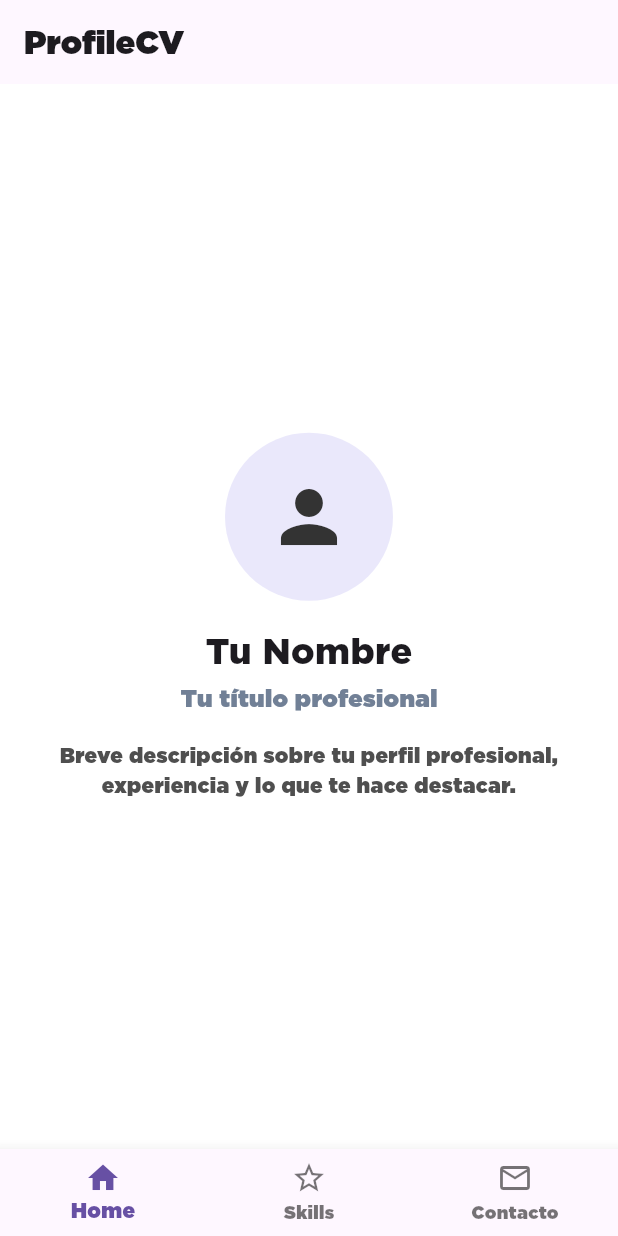
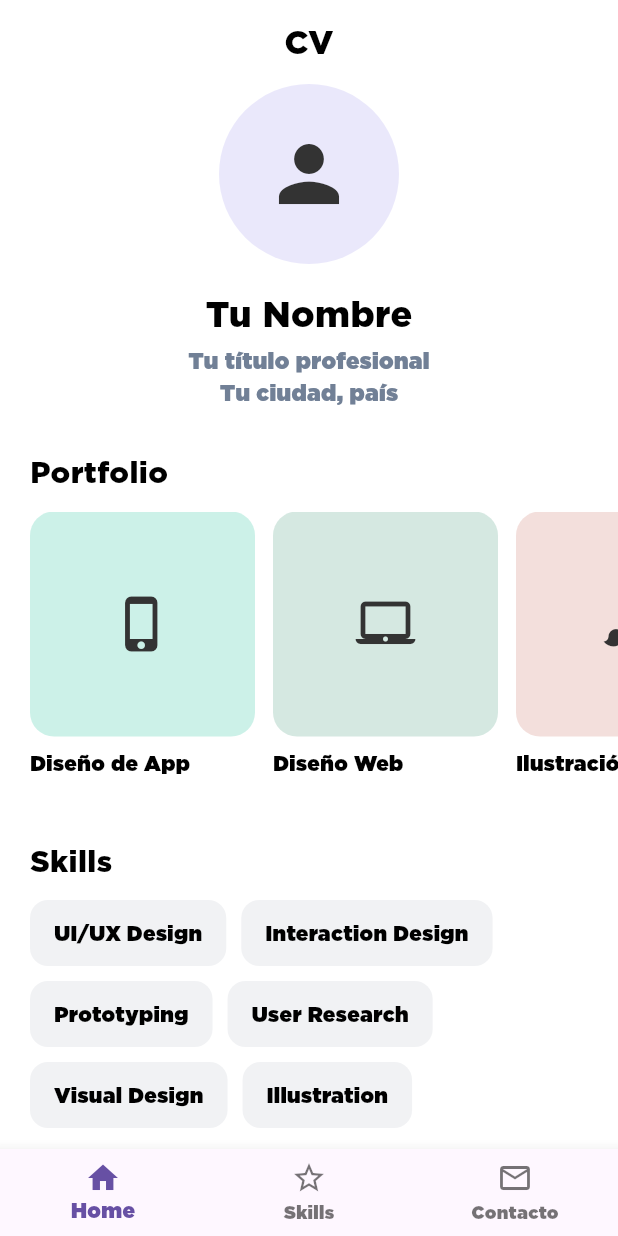
Before and after one commit to josaeljjh/ProfileCV, a Flutter app: the screen it shows after launch, on a phone screen of 412 x 824 dp. Run offline on Flutter 3.47's test engine with Material 3 defaults, Android fonts, the phone set to English and light mode, and no system bars; our stand-ins replace cached_network_image, dio, equatable, flutter_svg, get_it, internet_connection_checker and 2 more; missing offline and left inert: flutter_displaymode.

Commit message:
Redesign Home tab to match the Figma CV mobile design
Rebuilds the Home tab content to follow the shared "CV design for
mobile" layout: centered profile header (avatar, name, title,
location), a horizontal Portfolio carousel, Skills chips, and an
Experience list with company/role on the left and date range on the
right. Uses existing color tokens from colors.dart for a consistent
palette. Placeholder content throughout, ready to be wired to real
data.

Co-Authored-By: Claude Sonnet 5 <noreply@anthropic.com>
Claude-Session: https://claude.ai/code/session_01LfEYkEduBRuQwtFwoZxnSY

```diff
--- a/lib/src/ui/features/pages/home/home_page.dart
+++ b/lib/src/ui/features/pages/home/home_page.dart
@@ -2,46 +2,216 @@ import 'package:flutter/material.dart';
 
 import '../../../../config/resources/colors.dart';
 
-/// "Home" tab: profile summary (name, title, short bio).
+class _PortfolioItem {
+  const _PortfolioItem(this.title, this.icon, this.background);
+
+  final String title;
+  final IconData icon;
+  final Color background;
+}
+
+class _ExperienceItem {
+  const _ExperienceItem(this.company, this.role, this.period);
+
+  final String company;
+  final String role;
+  final String period;
+}
+
+/// "Home" tab: CV summary inspired by the Figma "CV design for mobile" layout -
+/// profile header, portfolio carousel, skills chips and experience list.
 class HomePage extends StatelessWidget {
   const HomePage({Key? key}) : super(key: key);
+
+  static const List<_PortfolioItem> _portfolio = [
+    _PortfolioItem('Diseño de App', Icons.phone_iphone, iceberg),
+    _PortfolioItem('Diseño Web', Icons.laptop_mac, edgeWater),
+    _PortfolioItem('Ilustración', Icons.brush, dirtyPink300),
+  ];
+
+  static const List<String> _skills = [
+    'UI/UX Design',
+    'Interaction Design',
+    'Prototyping',
+    'User Research',
+    'Visual Design',
+    'Illustration',
+  ];
+
+  static const List<_ExperienceItem> _experience = [
+    _ExperienceItem('Tech Innovators Inc.', 'Product Designer', '2021 - Presente'),
+    _ExperienceItem('Creative Solutions Co.', 'UI/UX Designer', '2019 - 2021'),
+  ];
 
   @override
   Widget build(BuildContext context) {
     return Scaffold(
-      appBar: AppBar(title: const Text('ProfileCV')),
-      body: const Center(
-        child: Padding(
-          padding: EdgeInsets.all(24.0),
+      backgroundColor: white,
+      appBar: AppBar(
+        backgroundColor: white,
+        elevation: 0,
+        centerTitle: true,
+        title: const Text(
+          'CV',
+          style: TextStyle(color: black, fontWeight: FontWeight.bold),
+        ),
+      ),
+      body: SingleChildScrollView(
+        padding: const EdgeInsets.only(bottom: 24),
         child: Column(
-            mainAxisAlignment: MainAxisAlignment.center,
+          crossAxisAlignment: CrossAxisAlignment.start,
           children: [
-              CircleAvatar(
-                radius: 56,
+            _buildProfileHeader(),
+            const SizedBox(height: 28),
+            _sectionTitle('Portfolio'),
+            const SizedBox(height: 12),
+            _buildPortfolio(),
+            const SizedBox(height: 28),
+            _sectionTitle('Skills'),
+            const SizedBox(height: 12),
+            _buildSkills(),
+            const SizedBox(height: 28),
+            _sectionTitle('Experiencia'),
+            const SizedBox(height: 4),
+            _buildExperience(),
+          ],
+        ),
+      ),
+    );
+  }
+
+  Widget _buildProfileHeader() {
+    return Center(
+      child: Column(
+        children: [
+          const CircleAvatar(
+            radius: 60,
             backgroundColor: selago,
-                child: Icon(Icons.person, size: 56, color: carbon500),
+            child: Icon(Icons.person, size: 60, color: carbon500),
           ),
-              SizedBox(height: 16),
+          const SizedBox(height: 16),
+          const Text(
+            'Tu Nombre',
+            style: TextStyle(fontSize: 24, fontWeight: FontWeight.bold, color: black),
+          ),
+          const SizedBox(height: 4),
+          const Text(
+            'Tu título profesional',
+            style: TextStyle(fontSize: 15, color: slateGray),
+          ),
+          const Text(
+            'Tu ciudad, país',
+            style: TextStyle(fontSize: 15, color: slateGray),
+          ),
+        ],
+      ),
+    );
+  }
+
+  Widget _sectionTitle(String text) {
+    return Padding(
+      padding: const EdgeInsets.symmetric(horizontal: 20),
+      child: Text(
+        text,
+        style: const TextStyle(fontSize: 20, fontWeight: FontWeight.bold, color: black),
+      ),
+    );
+  }
+
+  Widget _buildPortfolio() {
+    return SizedBox(
+      height: 190,
+      child: ListView.separated(
+        scrollDirection: Axis.horizontal,
+        padding: const EdgeInsets.symmetric(horizontal: 20),
+        itemCount: _portfolio.length,
+        separatorBuilder: (_, __) => const SizedBox(width: 12),
+        itemBuilder: (context, index) {
+          final item = _portfolio[index];
+          return SizedBox(
+            width: 150,
+            child: Column(
+              crossAxisAlignment: CrossAxisAlignment.start,
+              children: [
+                Container(
+                  width: 150,
+                  height: 150,
+                  decoration: BoxDecoration(
+                    color: item.background,
+                    borderRadius: BorderRadius.circular(16),
+                  ),
+                  child: Icon(item.icon, size: 40, color: carbon500),
+                ),
+                const SizedBox(height: 8),
                 Text(
-                'Tu Nombre',
-                style: TextStyle(fontSize: 24, fontWeight: FontWeight.bold),
+                  item.title,
+                  style: const TextStyle(fontSize: 14, color: black),
+                  maxLines: 1,
+                  overflow: TextOverflow.ellipsis,
                 ),
-              SizedBox(height: 4),
+              ],
+            ),
+          );
+        },
+      ),
+    );
+  }
+
+  Widget _buildSkills() {
+    return Padding(
+      padding: const EdgeInsets.symmetric(horizontal: 20),
+      child: Wrap(
+        spacing: 10,
+        runSpacing: 10,
+        children: _skills
+            .map((skill) => Container(
+                  padding: const EdgeInsets.symmetric(horizontal: 16, vertical: 12),
+                  decoration: BoxDecoration(
+                    color: athensGray,
+                    borderRadius: BorderRadius.circular(12),
+                  ),
+                  child: Text(
+                    skill,
+                    style: const TextStyle(fontSize: 14, color: black),
+                  ),
+                ))
+            .toList(),
+      ),
+    );
+  }
+
+  Widget _buildExperience() {
+    return Column(
+      children: _experience
+          .map((item) => Padding(
+                padding: const EdgeInsets.symmetric(horizontal: 20, vertical: 12),
+                child: Row(
+                  crossAxisAlignment: CrossAxisAlignment.start,
+                  children: [
+                    Expanded(
+                      child: Column(
+                        crossAxisAlignment: CrossAxisAlignment.start,
+                        children: [
                           Text(
-                'Tu título profesional',
-                style: TextStyle(fontSize: 16, color: gray500),
+                            item.company,
+                            style: const TextStyle(fontSize: 16, fontWeight: FontWeight.bold, color: black),
                           ),
-              SizedBox(height: 16),
+                          const SizedBox(height: 2),
                           Text(
-                'Breve descripción sobre tu perfil profesional, experiencia '
-                'y lo que te hace destacar.',
-                textAlign: TextAlign.center,
-                style: TextStyle(fontSize: 14, color: gray400),
+                            item.role,
+                            style: const TextStyle(fontSize: 14, color: slateGray),
                           ),
                         ],
                       ),
                     ),
+                    Text(
+                      item.period,
+                      style: const TextStyle(fontSize: 14, color: black),
                     ),
+                  ],
+                ),
+              ))
+          .toList(),
     );
   }
 }
```
Lines whose indentation alone changed are shown as unchanged.
